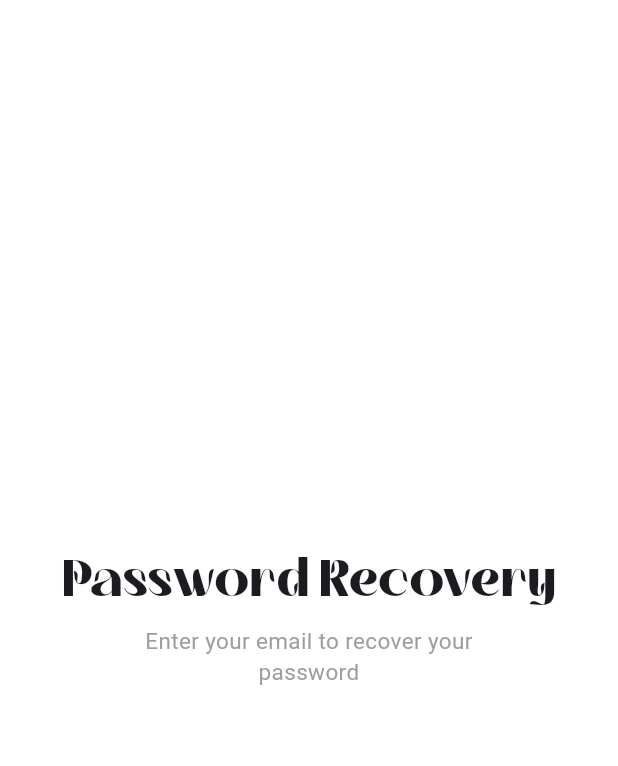
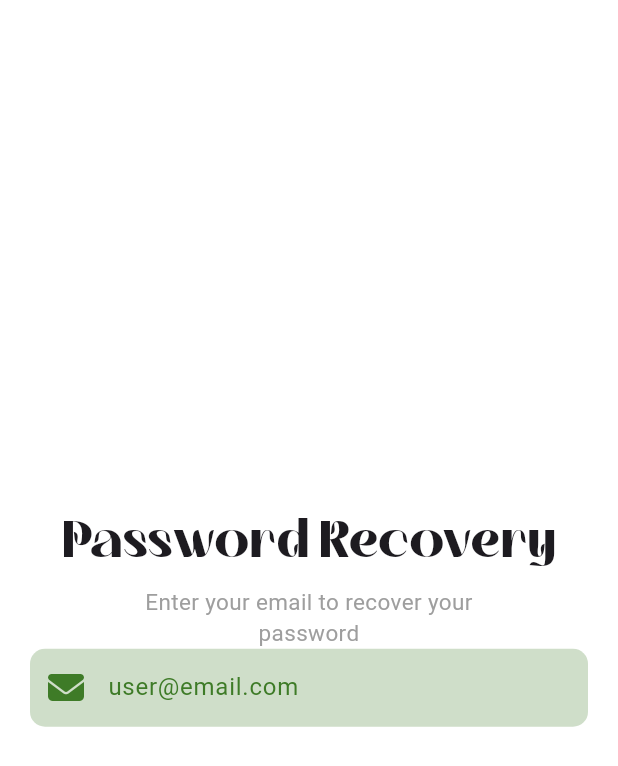
Before and after one commit to EsAm1973/Mazraaty, a Flutter app: the screen it shows after launch, on a phone screen of 412 x 824 dp. Shown: the top 766 px of the screen. Run offline on Flutter 3.47's test engine with Material 3 defaults, Android fonts, the light colour scheme and no system bars; our stand-ins replace font_awesome_flutter, go_router, google_fonts, image_picker; Roboto replaces fonts that are missing (Inder).

Commit message:
create email textfeild in reset password feild

```diff
--- a/lib/Features/authentication/presentation/views/reset_pass_view.dart
+++ b/lib/Features/authentication/presentation/views/reset_pass_view.dart
@@ -6,7 +6,7 @@ class ResetPassView extends StatelessWidget {
 
   @override
   Widget build(BuildContext context) {
-    return const SafeArea(
+    return SafeArea(
         child: Scaffold(
       body: ResetPassViewBody(),
     ));
--- /dev/null
+++ b/lib/Features/authentication/presentation/views/widgets/resetpass_email_textfeild.dart
@@ -0,0 +1,31 @@
+import 'package:flutter/material.dart';
+import 'package:font_awesome_flutter/font_awesome_flutter.dart';
+import 'package:mazraaty/Core/widgets/custom_textfeild.dart';
+import 'package:mazraaty/constants.dart';
+
+class ResetPassEmailTextFeild extends StatelessWidget {
+  const ResetPassEmailTextFeild({super.key, required this.emailController});
+  final TextEditingController emailController;
+  @override
+  Widget build(BuildContext context) {
+    return CustomTextField(
+      controller: emailController,
+      hintText: 'user@email.com',
+      keyboardType: TextInputType.emailAddress,
+      preffixIcon: const Icon(
+        FontAwesomeIcons.solidEnvelope,
+        color: kMainColor,
+      ),
+      onChanged: (value) {},
+      validator: (value) {
+        if (value == null || value.isEmpty) {
+          return 'Please enter your email address';
+        }
+        if (!RegExp(r'^[\w-\.]+@([\w-]+\.)+[\w-]{2,4}$').hasMatch(value)) {
+          return 'Please enter a valid email address';
+        }
+        return null;
+      },
+    );
+  }
+}
--- a/lib/Features/authentication/presentation/views/widgets/resetpass_view_body.dart
+++ b/lib/Features/authentication/presentation/views/widgets/resetpass_view_body.dart
@@ -1,19 +1,25 @@
 import 'package:flutter/material.dart';
-import 'package:mazraaty/Core/utils/styles.dart';
+import 'package:font_awesome_flutter/font_awesome_flutter.dart';
+import 'package:mazraaty/Core/widgets/custom_textfeild.dart';
+import 'package:mazraaty/Features/authentication/presentation/views/widgets/resetpass_email_textfeild.dart';
 import 'package:mazraaty/Features/authentication/presentation/views/widgets/resetpass_title.dart';
 import 'package:mazraaty/constants.dart';
 
 class ResetPassViewBody extends StatelessWidget {
-  const ResetPassViewBody({super.key});
-
+  ResetPassViewBody({super.key});
+  final TextEditingController emailController = TextEditingController();
   @override
   Widget build(BuildContext context) {
-    return const Center(
-      child: Column(
-        mainAxisAlignment: MainAxisAlignment.center,
-        children: [
-          ResetPassTitle(),
-        ],
+    return Center(
+      child: Padding(
+        padding: const EdgeInsets.symmetric(horizontal: 20),
+        child: Column(
+          mainAxisAlignment: MainAxisAlignment.center,
+          children: [
+            const ResetPassTitle(),
+            ResetPassEmailTextFeild(emailController: emailController),
+          ],
+        ),
       ),
     );
   }
```
